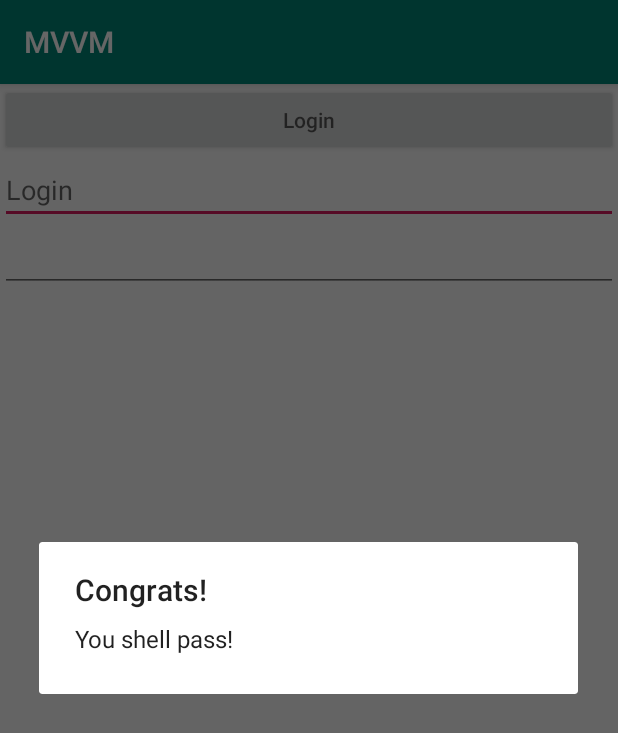
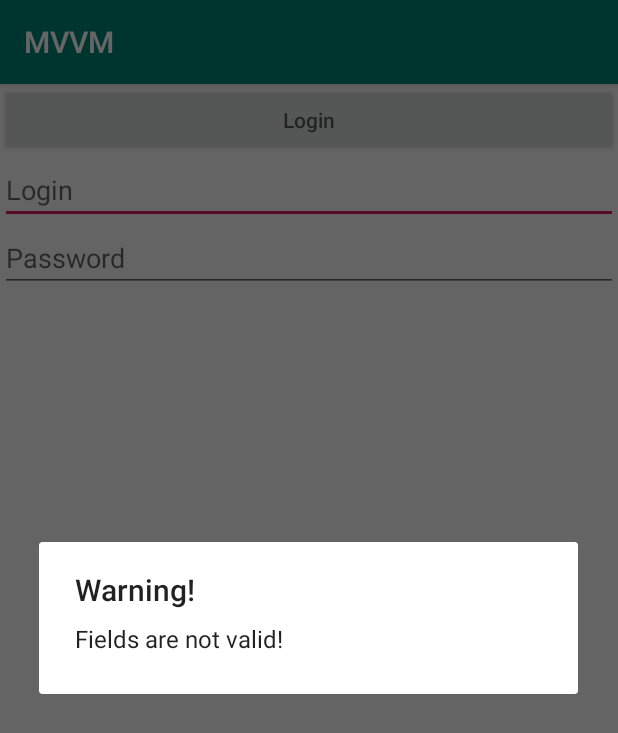
Before and after one commit to tut195/AndroidLesson7Architecture, an Android app: the MvvmActivity screen opened directly, with no data from a screen before it, after a tap on an icon or button, on a phone screen of 412 x 824 dp. Shown: the top 733 px of the screen. Run offline under Robolectric (Android 15) with nearby library versions, the phone set to English and light mode, and no system bars; our stand-ins replace data binding.

Commit message:
finish mvvm;

```diff
--- a/app/src/main/java/com/babenkovladimir/androidlesson7architecture/mvvm/MvvmActivity.java
+++ b/app/src/main/java/com/babenkovladimir/androidlesson7architecture/mvvm/MvvmActivity.java
@@ -29,9 +29,13 @@ public class MvvmActivity extends AppCompatActivity {
   }
 
   private void setupListeners() {
+    mModel.someEvent.observe_(this, o -> new Builder(mContext)
+        .setTitle("Warning!")
+        .setMessage("Fields are not valid!")
+        .setCancelable(true)
+        .show());
 
-    mModel.someEvent.observe_(this, new Observer<Object>() {
-
+    mModel.showSuccessPopupEvent.observe_(this, new Observer<Object>() {
           @Override
           public void onChanged(Object o) {
             new Builder(mContext)
@@ -40,10 +44,11 @@ public class MvvmActivity extends AppCompatActivity {
                 .setCancelable(true)
                 .show();
           }
-    });
+        }
+    );
   }
 
-  private String getByRes(int res){
+  private String getByRes(int res) {
 //    return this.getString(res);
     return mContext.getString(res);
   }
--- a/app/src/main/java/com/babenkovladimir/androidlesson7architecture/mvvm/MyViewModel.java
+++ b/app/src/main/java/com/babenkovladimir/androidlesson7architecture/mvvm/MyViewModel.java
@@ -4,18 +4,59 @@ import android.util.Log;
 import androidx.databinding.ObservableField;
 import androidx.lifecycle.Lifecycle.Event;
 import androidx.lifecycle.LifecycleObserver;
-import androidx.lifecycle.LiveData;
-import androidx.lifecycle.MutableLiveData;
 import androidx.lifecycle.OnLifecycleEvent;
 import androidx.lifecycle.ViewModel;
 
 public class MyViewModel extends ViewModel implements LifecycleObserver {
 
+  // Observable fields
 
-  LiveData<String> mLogin = new MutableLiveData<>();
+  private ObservableField<String> password = new ObservableField<>();
+  private ObservableField<String> login = new ObservableField<>();
 
-  private ObservableField<String> password = new ObservableField<String>();
+  // Events
 
+  SingleLiveEvent<Object> someEvent = new SingleLiveEvent<>();
+  SingleLiveEvent<Object> showSuccessPopupEvent = new SingleLiveEvent<>();
+
+  // Lifecycle
+
+  @OnLifecycleEvent(Event.ON_CREATE)
+  public void onC() {
+
+    // Устанавилвает начальные значения пустыми, либо при валидации проверяем что поля не есть null
+    password.set("");
+    login.set("");
+
+    Log.d("TAGAA", "on viewModel Create");
+  }
+
+  @OnLifecycleEvent(Event.ON_DESTROY)
+  public void onD() {
+    Log.d("TAGAA", "on viewModel Destroy");
+  }
+
+  // OnClick
+
+  public void onButtonLoginClick() {
+    if (!areFieldsValid()) {
+      someEvent.call();
+    } else {
+      // TODO create new User and use it according business logic
+      showSuccessPopupEvent.call();
+    }
+  }
+
+  // Private
+
+  private boolean areFieldsValid() {
+    String passwordValue = password.get();
+    String loginValue = login.get();
+
+    return (passwordValue.length() > 3 && loginValue.length() > 3);
+  }
+
+  // Getters and setters
 
   public ObservableField<String> getPassword() {
     return password;
@@ -25,22 +66,12 @@ public class MyViewModel extends ViewModel implements LifecycleObserver {
     this.password = password;
   }
 
-  SingleLiveEvent<Object> someEvent = new SingleLiveEvent<>();
-
-  @OnLifecycleEvent(Event.ON_CREATE)
-  public void onC() {
-    Log.d("TAGAA", "on viewModel Create");
+  public ObservableField<String> getLogin() {
+    return login;
   }
 
-  @OnLifecycleEvent(Event.ON_DESTROY)
-  public void onD() {
-    Log.d("TAGAA", "on viewModel Destroy");
-  }
-
-
-  public void onButtonLoginClick() {
-    someEvent.call();
-
+  public void setLogin(ObservableField<String> login) {
+    this.login = login;
   }
 
 }
--- a/app/src/main/res/layout/activity_mvvm.xml
+++ b/app/src/main/res/layout/activity_mvvm.xml
@@ -9,7 +9,6 @@
     android:orientation="vertical"
     tools:context=".mvp.mvp_user_login.UserLoginActivity">
 
-
     <Button
       android:id="@+id/btLogin"
       android:layout_width="match_parent"
@@ -18,24 +17,25 @@
       android:onClick="@{()-> viewModel.onButtonLoginClick()}"
       android:textAllCaps="false" />
 
+    <!--  @{viewModel.login} - это простой биндинг  -->
+    <!--  @={viewModel.login} - это двусторонний биндинг  -->
+
     <EditText
       android:id="@+id/etUserLogin"
       android:layout_width="match_parent"
       android:layout_height="wrap_content"
-      android:hint="Login"/>
+      android:hint="Login"
+      android:text="@={viewModel.login}" />
 
     <EditText
       android:id="@+id/etPassword"
       android:layout_width="match_parent"
       android:layout_height="wrap_content"
-      android:text="@{viewModel.password}"
-
-
-
-      android:inputType="textPassword" />
+      android:hint="Password"
+      android:inputType="textPassword"
+      android:text="@={viewModel.password}" />
 
   </LinearLayout>
-
 
   <data>
     <variable
@@ -44,5 +44,4 @@
 
   </data>
 
-
 </layout>
```
Lines whose indentation alone changed are shown as unchanged.
